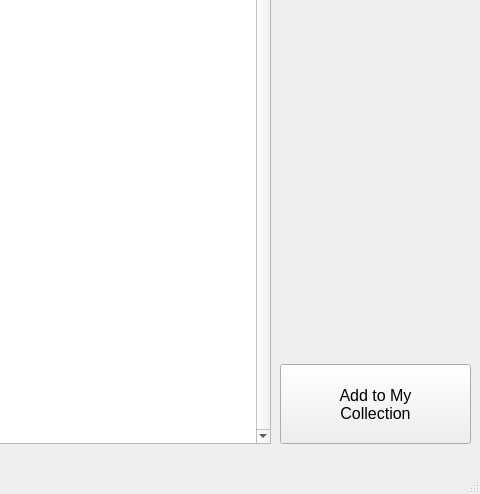
Drag0nCodes/MyRecordCollection, file VinylApp/mainwindow.ui: the form before one commit; both pictures show x 520 to 1000 and y 306 to 800 of the 1000 by 800 pixel window.
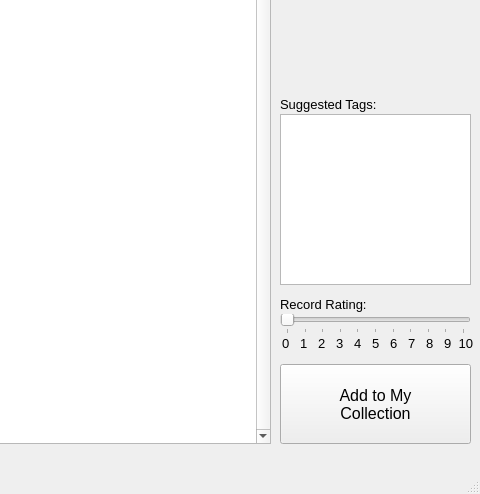
The form after the commit. The open tabs and pages were chosen to show the change.

Commit message: - Suggested tags for a searched record - Rate a record before it is added to My Collection - Switched away from having tags in QListWidgets be QStrings and a bitmap for sorting, to them having their own class (tags remain as QStrings in Record class)

Diff of the .ui file:
```diff
--- a/VinylApp/mainwindow.ui
+++ b/VinylApp/mainwindow.ui
@@ -615,7 +615,7 @@
       <property name="geometry">
        <rect>
         <x>800</x>
-        <y>639</y>
+        <y>753</y>
         <width>191</width>
         <height>21</height>
        </rect>
@@ -623,7 +623,7 @@
       <property name="font">
        <font>
         <family>Arial</family>
-        <pointsize>11</pointsize>
+        <pointsize>10</pointsize>
        </font>
       </property>
       <property name="text">
@@ -633,6 +633,129 @@
        <set>Qt::AlignCenter</set>
       </property>
      </widget>
+     <widget class="QLabel" name="searchRecordRatingLabel">
+      <property name="geometry">
+       <rect>
+        <x>800</x>
+        <y>600</y>
+        <width>121</width>
+        <height>20</height>
+       </rect>
+      </property>
+      <property name="font">
+       <font>
+        <family>Arial</family>
+        <pointsize>10</pointsize>
+       </font>
+      </property>
+      <property name="text">
+       <string>Record Rating:</string>
+      </property>
+     </widget>
+     <widget class="QSlider" name="searchRecordRatingSlider">
+      <property name="geometry">
+       <rect>
+        <x>800</x>
+        <y>620</y>
+        <width>191</width>
+        <height>20</height>
+       </rect>
+      </property>
+      <property name="mouseTracking">
+       <bool>false</bool>
+      </property>
+      <property name="acceptDrops">
+       <bool>false</bool>
+      </property>
+      <property name="maximum">
+       <number>10</number>
+      </property>
+      <property name="singleStep">
+       <number>1</number>
+      </property>
+      <property name="pageStep">
+       <number>1</number>
+      </property>
+      <property name="orientation">
+       <enum>Qt::Horizontal</enum>
+      </property>
+      <property name="invertedAppearance">
+       <bool>false</bool>
+      </property>
+      <property name="invertedControls">
+       <bool>false</bool>
+      </property>
+      <property name="tickPosition">
+       <enum>QSlider::TicksBelow</enum>
+      </property>
+     </widget>
+     <widget class="QLabel" name="searchRecordRatingNumLabel1">
+      <property name="geometry">
+       <rect>
+        <x>892</x>
+        <y>640</y>
+        <width>120</width>
+        <height>19</height>
+       </rect>
+      </property>
+      <property name="font">
+       <font>
+        <family>Arial</family>
+        <pointsize>10</pointsize>
+       </font>
+      </property>
+      <property name="text">
+       <string>5   6   7   8   9  10</string>
+      </property>
+     </widget>
+     <widget class="QLabel" name="searchRecordRatingNumLabel2">
+      <property name="geometry">
+       <rect>
+        <x>802</x>
+        <y>640</y>
+        <width>120</width>
+        <height>19</height>
+       </rect>
+      </property>
+      <property name="font">
+       <font>
+        <family>Arial</family>
+        <pointsize>10</pointsize>
+       </font>
+      </property>
+      <property name="text">
+       <string>0   1   2   3   4</string>
+      </property>
+     </widget>
+     <widget class="QListWidget" name="searchRecordSuggestedTagsList">
+      <property name="geometry">
+       <rect>
+        <x>800</x>
+        <y>420</y>
+        <width>191</width>
+        <height>171</height>
+       </rect>
+      </property>
+     </widget>
+     <widget class="QLabel" name="searchRecordSuggestedTagsLabel">
+      <property name="geometry">
+       <rect>
+        <x>800</x>
+        <y>400</y>
+        <width>131</width>
+        <height>21</height>
+       </rect>
+      </property>
+      <property name="font">
+       <font>
+        <family>Arial</family>
+        <pointsize>10</pointsize>
+       </font>
+      </property>
+      <property name="text">
+       <string>Suggested Tags:</string>
+      </property>
+     </widget>
     </widget>
    </widget>
   </widget>
```
Left out of the diff: 32 changed lines with no effect on the pictures. The commit also changes 72 other files.
